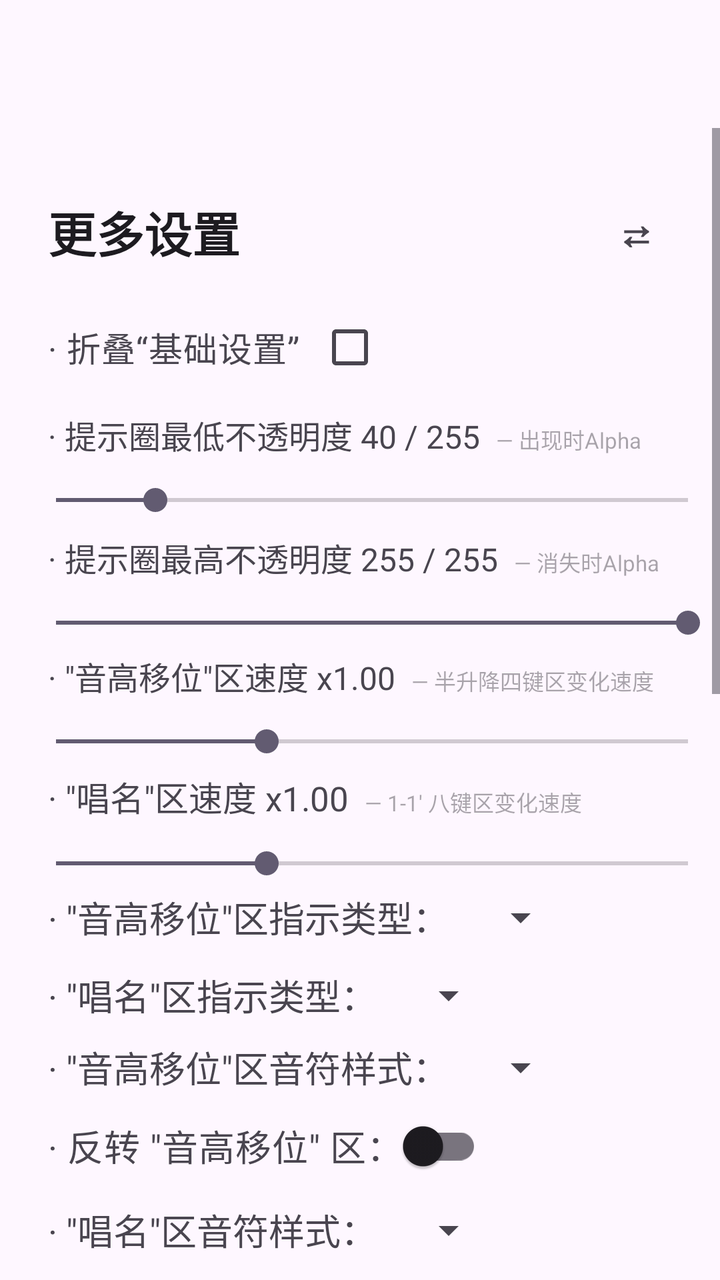
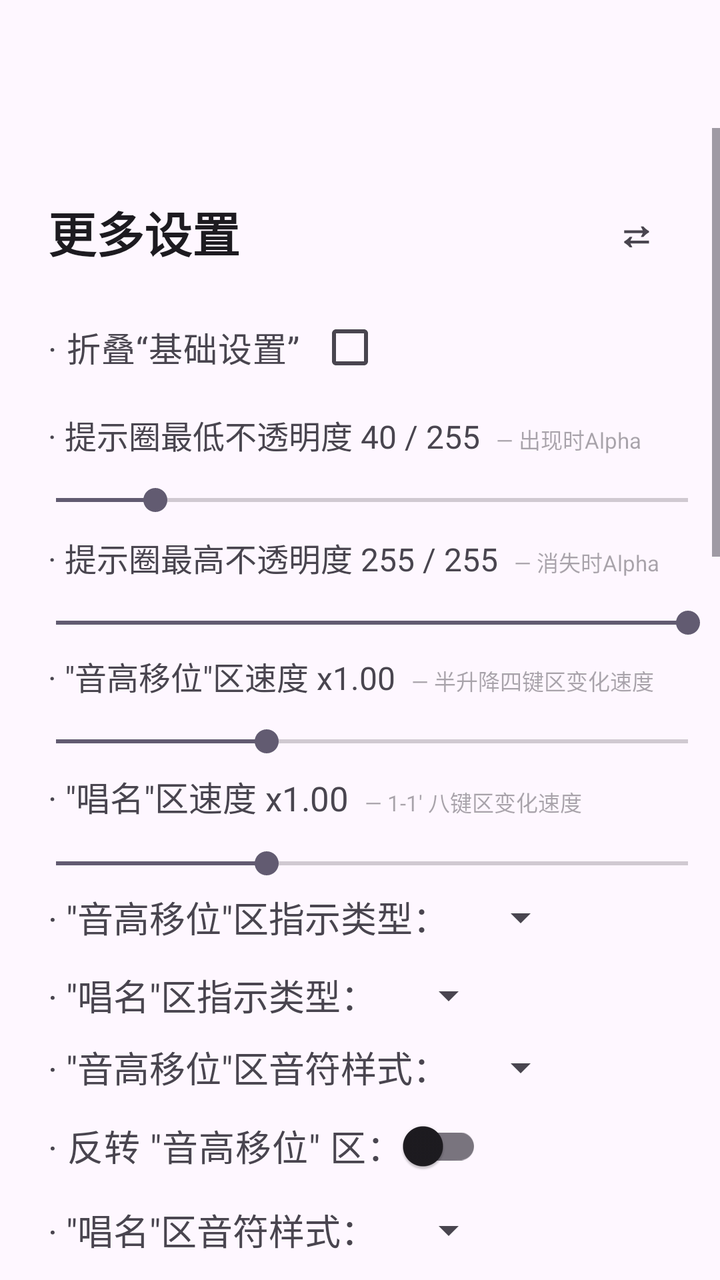

Compare the two renders of this Android layout. The source of the first and the diff that turns it into the second are given below.
<!-- AndroidManifest.xml: application theme Theme.HarmonicaIndicator -->
<!-- res/layout/activity_advanced_setting.xml -->
<?xml version="1.0" encoding="utf-8"?>
<LinearLayout xmlns:android="http://schemas.android.com/apk/res/android"
    xmlns:app="http://schemas.android.com/apk/res-auto"
    android:id="@+id/advanced_settings_root"
    android:layout_width="match_parent"
    android:layout_height="match_parent"
    android:orientation="vertical">

    <com.google.android.material.appbar.AppBarLayout
        android:layout_width="match_parent"
        android:layout_height="wrap_content">

        <androidx.appcompat.widget.Toolbar
            android:id="@+id/advanced_settings_Toolbar"
            android:layout_width="match_parent"
            android:layout_height="?attr/actionBarSize" />
    </com.google.android.material.appbar.AppBarLayout>

    <ScrollView
        android:layout_width="match_parent"
        android:layout_height="0dp"
        android:layout_weight="1"
        android:fillViewport="true">
        <LinearLayout
            android:layout_width="match_parent"
            android:layout_height="wrap_content"
            android:orientation="vertical"
            android:paddingBottom="32dp">
            
            <LinearLayout
                android:layout_width="match_parent"
                android:layout_height="wrap_content"
                android:layout_marginTop="30dp"
                android:layout_marginBottom="12dp"
                android:gravity="center_vertical"
                android:orientation="horizontal">

                <TextView
                    android:layout_width="0dp"
                    android:layout_height="wrap_content"
                    android:layout_marginStart="24dp"
                    android:layout_weight="1"
                    android:text="更多设置"
                    android:textColor="?android:attr/textColorPrimary"
                    android:textSize="24sp"
                    android:textStyle="bold" />

                <TextView
                    android:id="@+id/advanced_setting_moreSetting_codeBtn"
                    android:layout_width="wrap_content"
                    android:layout_height="wrap_content"
                    android:layout_marginEnd="24dp"
                    android:background="?attr/selectableItemBackgroundBorderless"
                    android:padding="8dp"
                    android:text="⇄"
                    android:textSize="20sp"
                    android:textStyle="bold" />
            </LinearLayout>

            <CheckBox
                android:id="@+id/advanced_setting_hideBasicSetting_checkbox"
                android:layout_width="wrap_content"
                android:layout_height="wrap_content"
                android:layout_marginEnd="24dp"
                android:layoutDirection="rtl"
                android:checked="false"
                android:text="· 折叠“基础设置”  "
                android:textColor="?android:attr/textColorSecondary"
                android:textSize="17sp"/>

            <LinearLayout
                android:id="@+id/advanced_setting_circleAlphaMin"
                android:layout_width="match_parent"
                android:layout_height="wrap_content"
                android:layout_marginTop="8dp"
                android:orientation="vertical">
                <LinearLayout
                    android:id="@+id/advanced_setting_circleAlphaMin_description"
                    android:layout_width="match_parent"
                    android:layout_height="wrap_content"
                    android:orientation="horizontal">

                    <TextView
                        android:layout_width="wrap_content"
                        android:layout_height="wrap_content"
                        android:layout_marginStart="24dp"
                        android:text="· 提示圈最低不透明度 "
                        android:textColor="?android:attr/textColorSecondary"
                        android:textSize="16sp" />
                    <TextView
                        android:id="@+id/advanced_setting_circleAlphaMin_rate"
                        android:layout_width="wrap_content"
                        android:layout_height="wrap_content"
                        android:text="40 / 255"
                        android:textColor="?android:attr/textColorSecondary"
                        android:textSize="16sp" />
                    <TextView
                        android:layout_width="wrap_content"
                        android:layout_height="wrap_content"
                        android:text="   — 出现时Alpha  "
                        android:textColor="?android:attr/textColorHint"
                        android:textSize="11sp" />

                </LinearLayout>
                <SeekBar
                    android:id="@+id/advanced_setting_circleAlphaMin_seekbar"
                    android:layout_marginTop="12dp"
                    android:layout_marginStart="12dp"
                    android:layout_width="match_parent"
                    android:layout_height="wrap_content"
                    android:progress="8"
                    android:min="0"
                    android:max="51"
                    />
            </LinearLayout>

            <LinearLayout
                android:id="@+id/advanced_setting_circleAlphaMax"
                android:layout_width="match_parent"
                android:layout_height="wrap_content"
                android:layout_marginTop="8dp"
                android:orientation="vertical">
                <LinearLayout
                    android:id="@+id/advanced_setting_circleAlphaMax_description"
                    android:layout_width="match_parent"
                    android:layout_height="wrap_content"
                    android:orientation="horizontal">

                    <TextView
                        android:layout_width="wrap_content"
                        android:layout_height="wrap_content"
                        android:layout_marginStart="24dp"
                        android:text="· 提示圈最高不透明度 "
                        android:textColor="?android:attr/textColorSecondary"
                        android:textSize="16sp" />
                    <TextView
                        android:id="@+id/advanced_setting_circleAlphaMax_rate"
                        android:layout_width="wrap_content"
                        android:layout_height="wrap_content"
                        android:text="255 / 255"
                        android:textColor="?android:attr/textColorSecondary"
                        android:textSize="16sp" />
                    <TextView
                        android:layout_width="wrap_content"
                        android:layout_height="wrap_content"
                        android:text="   — 消失时Alpha  "
                        android:textColor="?android:attr/textColorHint"
                        android:textSize="11sp" />

                </LinearLayout>
                <SeekBar
                    android:id="@+id/advanced_setting_circleAlphaMax_seekbar"
                    android:layout_marginTop="12dp"
                    android:layout_marginStart="12dp"
                    android:layout_width="match_parent"
                    android:layout_height="wrap_content"
                    android:progress="51"
                    android:min="0"
                    android:max="51"
                    />
            </LinearLayout>

            <LinearLayout
                android:id="@+id/advanced_setting_funcLineSpeed"
                android:layout_width="match_parent"
                android:layout_height="wrap_content"
                android:layout_marginTop="6dp"
                android:orientation="vertical">
                <LinearLayout
                    android:id="@+id/advanced_setting_funcLineSpeed_description"
                    android:layout_width="match_parent"
                    android:layout_height="wrap_content"
                    android:orientation="horizontal">

                    <TextView
                        android:layout_width="wrap_content"
                        android:layout_height="wrap_content"
                        android:layout_marginStart="24dp"
                        android:text="· &quot;音高移位&quot;区速度 "
                        android:textColor="?android:attr/textColorSecondary"
                        android:textSize="16sp" />
                    <TextView
                        android:id="@+id/advanced_setting_funcLineSpeed_rate"
                        android:layout_width="wrap_content"
                        android:layout_height="wrap_content"
                        android:text="x1.00"
                        android:textColor="?android:attr/textColorSecondary"
                        android:textSize="16sp" />
                    <TextView
                        android:layout_width="wrap_content"
                        android:layout_height="wrap_content"
                        android:text="   — 半升降四键区变化速度  "
                        android:textColor="?android:attr/textColorHint"
                        android:textSize="11sp" />
                </LinearLayout>
                <SeekBar
                    android:id="@+id/advanced_setting_funcLineSpeed_seekbar"
                    android:layout_marginTop="12dp"
                    android:layout_marginStart="12dp"
                    android:layout_width="match_parent"
                    android:layout_height="wrap_content"
                    android:progress="20"
                    android:min="10"
                    android:max="40"
                    />
            </LinearLayout>

            <LinearLayout
                android:id="@+id/advanced_setting_noteLineSpeed"
                android:layout_width="match_parent"
                android:layout_height="wrap_content"
                android:layout_marginTop="6dp"
                android:orientation="vertical">
                <LinearLayout
                    android:id="@+id/advanced_setting_noteLineSpeed_description"
                    android:layout_width="match_parent"
                    android:layout_height="wrap_content"
                    android:orientation="horizontal">

                    <TextView
                        android:layout_width="wrap_content"
                        android:layout_height="wrap_content"
                        android:layout_marginStart="24dp"
                        android:text="· &quot;唱名&quot;区速度 "
                        android:textColor="?android:attr/textColorSecondary"
                        android:textSize="17sp" />
                    <TextView
                        android:id="@+id/advanced_setting_noteLineSpeed_rate"
                        android:layout_width="wrap_content"
                        android:layout_height="wrap_content"
                        android:text="x1.00"
                        android:textColor="?android:attr/textColorSecondary"
                        android:textSize="17sp" />
                    <TextView
                        android:layout_width="wrap_content"
                        android:layout_height="wrap_content"
                        android:text="   — 1-1' 八键区变化速度  "
                        android:textColor="?android:attr/textColorHint"
                        android:textSize="11sp" />
                </LinearLayout>
                <SeekBar
                    android:id="@+id/advanced_setting_noteLineSpeed_seekbar"
                    android:layout_marginTop="12dp"
                    android:layout_marginStart="12dp"
                    android:layout_width="match_parent"
                    android:layout_height="wrap_content"
                    android:progress="20"
                    android:min="10"
                    android:max="40"
                    />
            </LinearLayout>

            <LinearLayout
                android:layout_width="match_parent"
                android:layout_height="wrap_content"
                android:orientation="horizontal"
                >
                <TextView
                    android:layout_width="wrap_content"
                    android:layout_height="wrap_content"
                    android:layout_marginStart="24dp"
                    android:layout_gravity="center"
                    android:text="· &quot;音高移位&quot;区指示类型："
                    android:textColor="?android:attr/textColorSecondary"
                    android:textSize="18sp" />
                <Spinner
                    android:id="@+id/advanced_setting_funcLineType_spinner"
                    android:layout_width="wrap_content"
                    android:layout_height="wrap_content"
                    android:layout_gravity="center"
                    android:textColor="?android:attr/textColorSecondary"
                    android:minWidth="60dp"
                    android:minHeight="36dp"
                    />
            </LinearLayout>

            <LinearLayout
                android:layout_width="match_parent"
                android:layout_height="wrap_content"
                android:orientation="horizontal"
                android:layout_marginTop="3dp"
                >
                <TextView
                    android:layout_width="wrap_content"
                    android:layout_height="wrap_content"
                    android:layout_marginStart="24dp"
                    android:layout_gravity="center"
                    android:text="· &quot;唱名&quot;区指示类型："
                    android:textColor="?android:attr/textColorSecondary"
                    android:textSize="18sp" />
                <Spinner
                    android:id="@+id/advanced_setting_noteLineType_spinner"
                    android:layout_width="wrap_content"
                    android:layout_height="wrap_content"
                    android:layout_gravity="center"
                    android:textColor="?android:attr/textColorSecondary"
                    android:minWidth="60dp"
                    android:minHeight="36dp"
                    />
            </LinearLayout>

            <LinearLayout
                android:id="@+id/advanced_setting_funcLineNoteType"
                android:layout_width="match_parent"
                android:layout_height="wrap_content"
                android:orientation="horizontal"
                >
                <TextView
                    android:layout_width="wrap_content"
                    android:layout_height="wrap_content"
                    android:layout_marginStart="24dp"
                    android:layout_gravity="center"
                    android:text="· &quot;音高移位&quot;区音符样式："
                    android:textColor="?android:attr/textColorSecondary"
                    android:textSize="18sp" />
                <Spinner
                    android:id="@+id/advanced_setting_funcLineNoteType_spinner"
                    android:layout_width="wrap_content"
                    android:layout_height="wrap_content"
                    android:layout_gravity="center"
                    android:textColor="?android:attr/textColorSecondary"
                    android:minWidth="60dp"
                    android:minHeight="36dp"
                    />
            </LinearLayout>

            <LinearLayout
                android:id="@+id/advanced_setting_funcLineReverse"
                android:layout_width="match_parent"
                android:layout_height="wrap_content"
                android:orientation="horizontal"
                android:layout_marginTop="-3dp"
                >
                <androidx.appcompat.widget.SwitchCompat
                    android:id="@+id/advanced_setting_funcLineReverse_switchcompat"
                    android:layout_width="wrap_content"
                    android:layout_height="wrap_content"
                    android:layout_marginStart="24dp"
                    android:layout_gravity="center"
                    android:text="· 反转 &quot;音高移位&quot; 区："
                    android:textColor="?android:attr/textColorSecondary"
                    android:textSize="18sp"
                    />
            </LinearLayout>

            <LinearLayout
                android:id="@+id/advanced_setting_noteLineNoteType"
                android:layout_width="match_parent"
                android:layout_height="wrap_content"
                android:orientation="horizontal"
                >
                <TextView
                    android:layout_width="wrap_content"
                    android:layout_height="wrap_content"
                    android:layout_marginStart="24dp"
                    android:layout_gravity="center"
                    android:text="· &quot;唱名&quot;区音符样式："
                    android:textColor="?android:attr/textColorSecondary"
                    android:textSize="18sp" />
                <Spinner
                    android:id="@+id/advanced_setting_noteLineNoteType_spinner"
                    android:layout_width="wrap_content"
                    android:layout_height="wrap_content"
                    android:layout_gravity="center"
                    android:textColor="?android:attr/textColorSecondary"
                    android:minWidth="60dp"
                    android:minHeight="36dp"
                    />
            </LinearLayout>

            <LinearLayout
                android:id="@+id/advanced_setting_noteLineReverse"
                android:layout_width="match_parent"
                android:layout_height="wrap_content"
                android:orientation="horizontal"
                android:layout_marginTop="-3dp"
                >
                <androidx.appcompat.widget.SwitchCompat
                    android:id="@+id/advanced_setting_noteLineReverse_switchcompat"
                    android:layout_width="wrap_content"
                    android:layout_height="wrap_content"
                    android:layout_marginStart="24dp"
                    android:layout_gravity="center"
                    android:text="· 反转 &quot;唱名&quot; 区："
                    android:textColor="?android:attr/textColorSecondary"
                    android:textSize="18sp"
                    />
            </LinearLayout>

            <TextView
                android:id="@+id/advanced_setting_warnHint"
                android:layout_width="wrap_content"
                android:layout_height="wrap_content"
                android:layout_marginStart="24dp"
                android:text="可能的提示"
                android:textSize="16dp"
                android:textColor="#FFC66D"
                android:visibility="gone"/>

            <LinearLayout
                android:id="@+id/advanced_setting_basic_setting_collection"
                android:layout_width="match_parent"
                android:layout_height="wrap_content"
                android:orientation="vertical">

                
                <LinearLayout
                    android:layout_width="match_parent"
                    android:layout_height="wrap_content"
                    android:layout_marginTop="30dp"
                    android:layout_marginBottom="12dp"
                    android:gravity="center_vertical"
                    android:orientation="horizontal">

                    <TextView
                        android:layout_width="0dp"
                        android:layout_height="wrap_content"
                        android:layout_marginStart="24dp"
                        android:layout_weight="1"
                        android:text="基础设置"
                        android:textColor="?android:attr/textColorPrimary"
                        android:textSize="24sp"
                        android:textStyle="bold" />

                    <TextView
                        android:id="@+id/advanced_setting_basicSetting_codeBtn"
                        android:layout_width="wrap_content"
                        android:layout_height="wrap_content"
                        android:layout_marginEnd="24dp"
                        android:background="?attr/selectableItemBackgroundBorderless"
                        android:padding="8dp"
                        android:text="⇄"
                        android:textSize="20sp"
                        android:textStyle="bold" />
                </LinearLayout>

                <LinearLayout
                    android:id="@+id/advanced_setting_fallVelo"
                    android:layout_width="match_parent"
                    android:layout_height="wrap_content"
                    android:layout_marginTop="8dp"
                    android:orientation="vertical">
                    <LinearLayout
                        android:id="@+id/advanced_setting_fallVelo_description"
                        android:layout_width="match_parent"
                        android:layout_height="wrap_content"
                        android:orientation="horizontal">

                        <TextView
                            android:layout_width="wrap_content"
                            android:layout_height="wrap_content"
                            android:layout_marginStart="24dp"
                            android:text="· 音符下落速度 "
                            android:textColor="?android:attr/textColorSecondary"
                            android:textSize="16sp" />
                        <TextView
                            android:id="@+id/advanced_setting_fallVelo_rate"
                            android:layout_width="wrap_content"
                            android:layout_height="wrap_content"
                            android:text="900px/s"
                            android:textColor="?android:attr/textColorSecondary"
                            android:textSize="16sp" />
                        <TextView
                            android:layout_width="wrap_content"
                            android:layout_height="wrap_content"
                            android:text="   — 音符将以此速度下落  "
                            android:textColor="?android:attr/textColorHint"
                            android:textSize="11sp" />
                        

                    </LinearLayout>
                    <SeekBar
                        android:id="@+id/advanced_setting_fallVelo_seekbar"
                        android:layout_marginTop="12dp"
                        android:layout_marginStart="12dp"
                        android:layout_width="match_parent"
                        android:layout_height="wrap_content"
                        android:progress="36"
                        android:min="16"
                        android:max="80"
                        />
                </LinearLayout>

                <LinearLayout
                    android:id="@+id/advanced_setting_noteSizeBonus"
                    android:layout_width="match_parent"
                    android:layout_height="wrap_content"
                    android:layout_marginTop="6dp"
                    android:orientation="vertical">
                    <LinearLayout
                        android:id="@+id/advanced_setting_noteSizeBonus_description"
                        android:layout_width="match_parent"
                        android:layout_height="wrap_content"
                        android:orientation="horizontal">

                        <TextView
                            android:layout_width="wrap_content"
                            android:layout_height="wrap_content"
                            android:layout_marginStart="24dp"
                            android:text="· 音符大小缩放 "
                            android:textColor="?android:attr/textColorSecondary"
                            android:textSize="18sp" />
                        <TextView
                            android:id="@+id/advanced_setting_noteSizeBonus_rate"
                            android:layout_width="wrap_content"
                            android:layout_height="wrap_content"
                            android:text="x1.00"
                            android:textColor="?android:attr/textColorSecondary"
                            android:textSize="18sp" />
                        <TextView
                            android:layout_width="wrap_content"
                            android:layout_height="wrap_content"
                            android:text="   — 音符的大小  "
                            android:textColor="?android:attr/textColorHint"
                            android:textSize="12sp" />
                        

                    </LinearLayout>
                    <SeekBar
                        android:id="@+id/advanced_setting_noteSizeBonus_seekbar"
                        android:layout_marginTop="12dp"
                        android:layout_marginStart="12dp"
                        android:layout_width="match_parent"
                        android:layout_height="wrap_content"
                        android:progress="20"
                        android:min="10"
                        android:max="40"
                        />
                </LinearLayout>

                <LinearLayout
                    android:id="@+id/advanced_setting_circleShrinkRate"
                    android:layout_width="match_parent"
                    android:layout_height="wrap_content"
                    android:layout_marginTop="8dp"
                    android:orientation="vertical">
                    <LinearLayout
                        android:id="@+id/advanced_setting_circleShrinkRate_description"
                        android:layout_width="match_parent"
                        android:layout_height="wrap_content"
                        android:orientation="horizontal">

                        <TextView
                            android:layout_width="wrap_content"
                            android:layout_height="wrap_content"
                            android:layout_marginStart="24dp"
                            android:text="· 提示圈缩小速度 "
                            android:textColor="?android:attr/textColorSecondary"
                            android:textSize="16sp" />
                        <TextView
                            android:id="@+id/advanced_setting_circleShrinkRate_rate"
                            android:layout_width="wrap_content"
                            android:layout_height="wrap_content"
                            android:text="400px/s"
                            android:textColor="?android:attr/textColorSecondary"
                            android:textSize="16sp" />
                        <TextView
                            android:layout_width="wrap_content"
                            android:layout_height="wrap_content"
                            android:text="   — 提示圈将以此速度缩小  "
                            android:textColor="?android:attr/textColorHint"
                            android:textSize="11sp" />
                        

                    </LinearLayout>
                    <SeekBar
                        android:id="@+id/advanced_setting_circleShrinkRate_seekbar"
                        android:layout_marginTop="12dp"
                        android:layout_marginStart="12dp"
                        android:layout_width="match_parent"
                        android:layout_height="wrap_content"
                        android:progress="16"
                        android:min="4"
                        android:max="40"
                        />
                </LinearLayout>

                <LinearLayout
                    android:id="@+id/advanced_setting_circleLeadTime"
                    android:layout_width="match_parent"
                    android:layout_height="wrap_content"
                    android:layout_marginTop="8dp"
                    android:orientation="vertical">
                    <LinearLayout
                        android:id="@+id/advanced_setting_circleLeadTime_description"
                        android:layout_width="match_parent"
                        android:layout_height="wrap_content"
                        android:orientation="horizontal">

                        <TextView
                            android:layout_width="wrap_content"
                            android:layout_height="wrap_content"
                            android:layout_marginStart="24dp"
                            android:text="· 提示圈显示时间 "
                            android:textColor="?android:attr/textColorSecondary"
                            android:textSize="16sp" />
                        <TextView
                            android:id="@+id/advanced_setting_circleLeadTime_rate"
                            android:layout_width="wrap_content"
                            android:layout_height="wrap_content"
                            android:text="0.75s"
                            android:textColor="?android:attr/textColorSecondary"
                            android:textSize="16sp" />
                        <TextView
                            android:layout_width="wrap_content"
                            android:layout_height="wrap_content"
                            android:text="   — 提示圈将提前多久显示  "
                            android:textColor="?android:attr/textColorHint"
                            android:textSize="11sp" />
                        

                    </LinearLayout>
                    <SeekBar
                        android:id="@+id/advanced_setting_circleLeadTime_seekbar"
                        android:layout_marginTop="12dp"
                        android:layout_marginStart="12dp"
                        android:layout_width="match_parent"
                        android:layout_height="wrap_content"
                        android:progress="15"
                        android:min="0"
                        android:max="50"
                        />
                </LinearLayout>

                <LinearLayout
                    android:id="@+id/advanced_setting_effectSizeBonus"
                    android:layout_width="match_parent"
                    android:layout_height="wrap_content"
                    android:layout_marginTop="6dp"
                    android:orientation="vertical">
                    <LinearLayout
                        android:id="@+id/advanced_setting_effectSizeBonus_description"
                        android:layout_width="match_parent"
                        android:layout_height="wrap_content"
                        android:orientation="horizontal">

                        <TextView
                            android:layout_width="wrap_content"
                            android:layout_height="wrap_content"
                            android:layout_marginStart="24dp"
                            android:text="· 特效大小缩放 "
                            android:textColor="?android:attr/textColorSecondary"
                            android:textSize="18sp" />
                        <TextView
                            android:id="@+id/advanced_setting_effectSizeBonus_rate"
                            android:layout_width="wrap_content"
                            android:layout_height="wrap_content"
                            android:text="x1.00"
                            android:textColor="?android:attr/textColorSecondary"
                            android:textSize="18sp" />
                        <TextView
                            android:layout_width="wrap_content"
                            android:layout_height="wrap_content"
                            android:text="   — 击打特效的大小  "
                            android:textColor="?android:attr/textColorHint"
                            android:textSize="12sp" />
                        

                    </LinearLayout>
                    <SeekBar
                        android:id="@+id/advanced_setting_effectSizeBonus_seekbar"
                        android:layout_marginTop="12dp"
                        android:layout_marginStart="12dp"
                        android:layout_width="match_parent"
                        android:layout_height="wrap_content"
                        android:progress="20"
                        android:min="10"
                        android:max="40"
                        />

                    <Button
                        android:id="@+id/advanced_setting_resetAllBasic_button"
                        android:layout_width="wrap_content"
                        android:layout_height="wrap_content"
                        android:layout_marginTop="18dp"
                        android:layout_gravity="center"
                        android:text="重置所有基础设置"
                        />
                </LinearLayout>
            </LinearLayout>

            <Button
                android:id="@+id/advanced_setting_resetAllAdvanced_button"
                android:layout_width="wrap_content"
                android:layout_height="wrap_content"
                android:layout_marginTop="18dp"
                android:layout_gravity="center"
                android:text="重置所有高级设置"
                />

        </LinearLayout>
    </ScrollView>




</LinearLayout>
<!-- resources referenced by this layout -->
<resources>
  <style name="Theme.HarmonicaIndicator" parent="Base.Theme.HarmonicaIndicator" />
  <style name="Base.Theme.HarmonicaIndicator" parent="Theme.Material3.DayNight.NoActionBar">
          
          
      </style>
</resources>

<!-- the commit's change to res/layout/activity_advanced_setting.xml (unified diff, before → after) -->
@@ -688,6 +688,53 @@
                 android:text="重置所有高级设置"
                 />
 
+            
+            <TextView
+                android:layout_width="match_parent"
+                android:layout_height="wrap_content"
+                android:layout_marginStart="24dp"
+                android:layout_marginTop="36dp"
+                android:layout_marginEnd="24dp"
+                android:text="样式预览"
+                android:textColor="?android:attr/textColorPrimary"
+                android:textSize="24sp"
+                android:textStyle="bold" />
+
+            <CheckBox
+                android:id="@+id/advanced_setting_previewEnabled_checkbox"
+                android:layout_width="wrap_content"
+                android:layout_height="wrap_content"
+                android:layout_marginStart="24dp"
+                android:layout_marginTop="8dp"
+                android:checked="true"
+                android:text="启用预览 - 使用横屏预览真实大小"
+                android:textColor="?android:attr/textColorSecondary"
+                android:textSize="16sp" />
+
+            <LinearLayout
+                android:id="@+id/advanced_setting_preview_container"
+                android:layout_width="match_parent"
+                android:layout_height="wrap_content"
+                android:orientation="vertical">
+
+                <TextView
+                    android:layout_width="match_parent"
+                    android:layout_height="wrap_content"
+                    android:layout_marginStart="24dp"
+                    android:layout_marginTop="4dp"
+                    android:layout_marginEnd="24dp"
+                    android:text="上：功能线　下：音符线　·　单押 → 功能线单押+音符线双押 → 两条都双押"
+                    android:textSize="12sp" />
+
+                <com.moocengg.harmonica_indicator.NoteIndicatorView
+                    android:id="@+id/advanced_setting_preview_view"
+                    android:layout_width="match_parent"
+                    android:layout_height="200dp"
+                    android:layout_marginStart="24dp"
+                    android:layout_marginTop="8dp"
+                    android:layout_marginEnd="24dp" />
+            </LinearLayout>
+
         </LinearLayout>
     </ScrollView>
 
